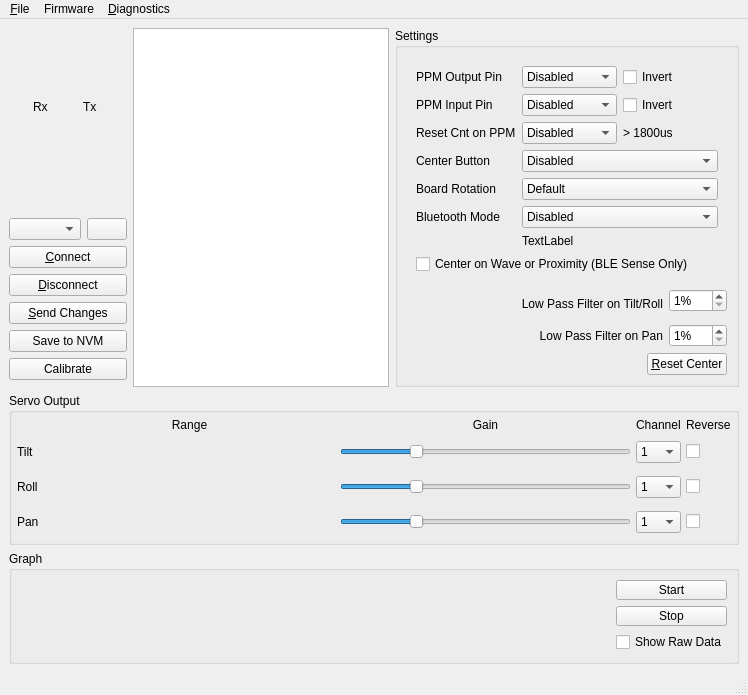
Above: gui/src/mainwindow.ui from dlktdr/HeadTracker before the change. Below: the same form after it.
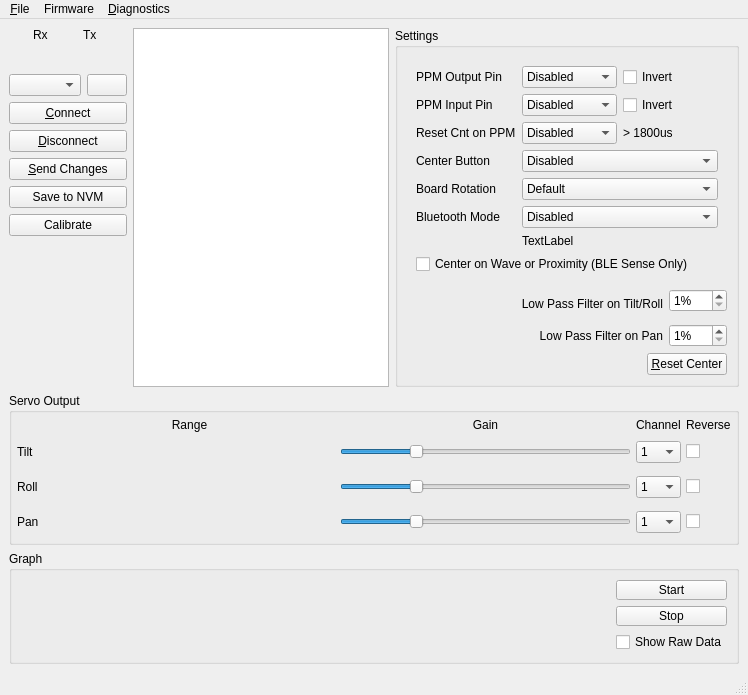
That is the form after the change. Icons and pictures are not drawn. Custom widgets are drawn as their Qt base class.

Commit message: Change wording, extra checks

The edit to the form file:
```diff
--- a/gui/src/mainwindow.ui
+++ b/gui/src/mainwindow.ui
@@ -6,7 +6,7 @@
    <rect>
     <x>0</x>
     <y>0</y>
-    <width>693</width>
+    <width>697</width>
     <height>691</height>
    </rect>
   </property>
@@ -84,6 +84,12 @@
           <property name="orientation">
            <enum>Qt::Vertical</enum>
           </property>
+          <property name="sizeHint" stdset="0">
+           <size>
+            <width>0</width>
+            <height>0</height>
+           </size>
+          </property>
          </spacer>
         </item>
         <item row="3" column="0" colspan="2">
```
Left out of the diff: 6 changed lines with no effect on the pictures. The commit also changes 1 other file.
